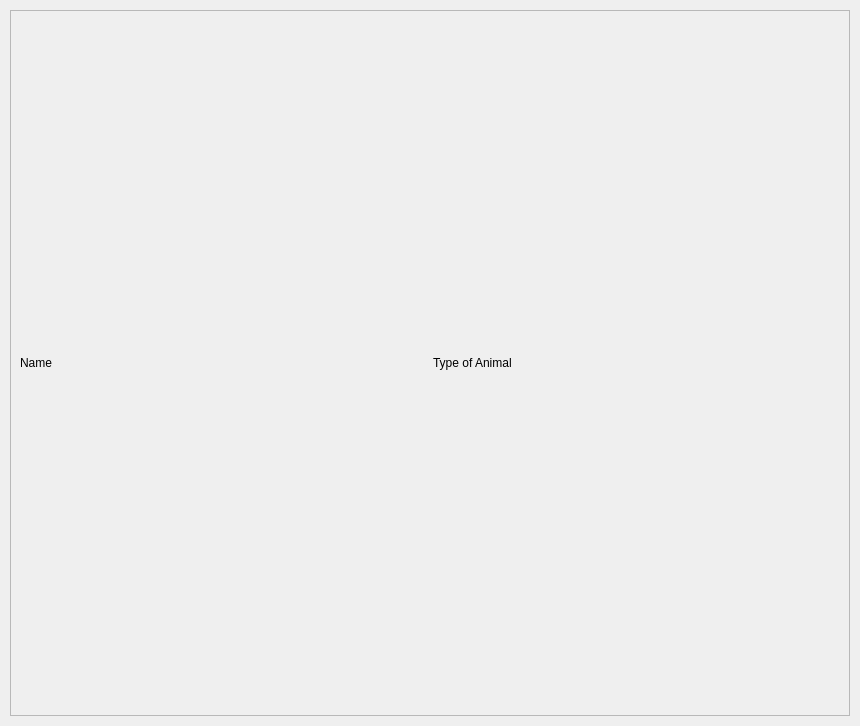
First picture: the form in cuac/clientprofiledialog.ui, repository ducongo/comp3004winter2019, before the edit.
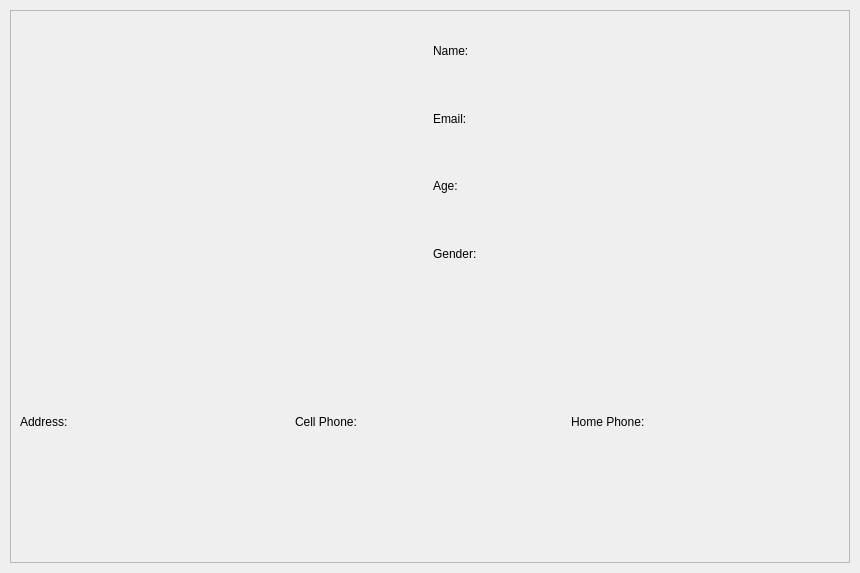
Second picture: the form after the edit.

What changed in the file:
```diff
--- a/cuac/clientprofiledialog.ui
+++ b/cuac/clientprofiledialog.ui
@@ -7,7 +7,7 @@
     <x>0</x>
     <y>0</y>
     <width>860</width>
-    <height>726</height>
+    <height>573</height>
    </rect>
   </property>
   <property name="windowTitle">
@@ -40,23 +40,73 @@
         <x>0</x>
         <y>0</y>
         <width>838</width>
-        <height>704</height>
+        <height>551</height>
        </rect>
       </property>
       <layout class="QGridLayout" name="gridLayout_2">
-       <item row="0" column="1">
-        <widget class="QLabel" name="label_19">
-         <property name="text">
-          <string>Type of Animal</string>
-         </property>
-        </widget>
-       </item>
        <item row="0" column="0">
-        <widget class="QLabel" name="label">
-         <property name="text">
-          <string>Name</string>
-         </property>
-        </widget>
+        <layout class="QHBoxLayout" name="horizontalLayout_2">
+         <item>
+          <widget class="QWidget" name="icon" native="true"/>
+         </item>
+         <item>
+          <layout class="QVBoxLayout" name="verticalLayout_2">
+           <item>
+            <widget class="QLabel" name="name">
+             <property name="text">
+              <string>Name:</string>
+             </property>
+            </widget>
+           </item>
+           <item>
+            <widget class="QLabel" name="email">
+             <property name="text">
+              <string>Email:</string>
+             </property>
+            </widget>
+           </item>
+           <item>
+            <widget class="QLabel" name="age">
+             <property name="text">
+              <string>Age:</string>
+             </property>
+            </widget>
+           </item>
+           <item>
+            <widget class="QLabel" name="gender">
+             <property name="text">
+              <string>Gender:</string>
+             </property>
+            </widget>
+           </item>
+          </layout>
+         </item>
+        </layout>
+       </item>
+       <item row="5" column="0">
+        <layout class="QHBoxLayout" name="horizontalLayout">
+         <item>
+          <widget class="QLabel" name="address">
+           <property name="text">
+            <string>Address:</string>
+           </property>
+          </widget>
+         </item>
+         <item>
+          <widget class="QLabel" name="cell_phone">
+           <property name="text">
+            <string>Cell Phone:</string>
+           </property>
+          </widget>
+         </item>
+         <item>
+          <widget class="QLabel" name="home_phone">
+           <property name="text">
+            <string>Home Phone:</string>
+           </property>
+          </widget>
+         </item>
+        </layout>
        </item>
       </layout>
      </widget>
```
